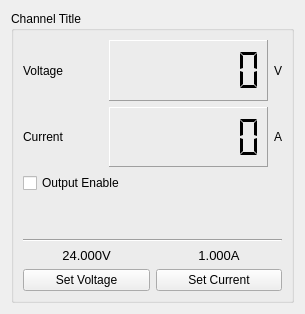
This is hmcchannelwidget.ui in andrzej79/HMC8043App as Qt 5 draws it before an edit. The edited form follows.
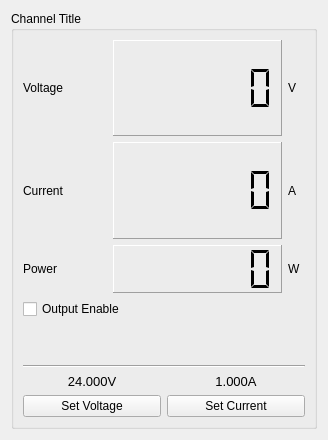
This is the edited form.

Commit message: refactor and apply visual style

```diff
--- a/hmcchannelwidget.ui
+++ b/hmcchannelwidget.ui
@@ -6,8 +6,8 @@
    <rect>
     <x>0</x>
     <y>0</y>
-    <width>305</width>
-    <height>314</height>
+    <width>328</width>
+    <height>440</height>
    </rect>
   </property>
   <property name="windowTitle">
@@ -19,9 +19,9 @@
      <property name="title">
       <string>Channel Title</string>
      </property>
-     <layout class="QVBoxLayout" name="verticalLayout_2" stretch="2,2,0,0,0,0">
+     <layout class="QVBoxLayout" name="verticalLayout_2" stretch="2,2,1,0,0,0,0">
       <item>
-       <layout class="QHBoxLayout" name="horizontalLayout_2" stretch="5,10,0">
+       <layout class="QHBoxLayout" name="horizontalLayout_2" stretch="5,10,1">
         <item>
          <widget class="QLabel" name="lbVoltage">
           <property name="text">
@@ -55,7 +55,7 @@
        </layout>
       </item>
       <item>
-       <layout class="QHBoxLayout" name="horizontalLayout_3" stretch="5,10,0">
+       <layout class="QHBoxLayout" name="horizontalLayout_3" stretch="5,10,1">
         <item>
          <widget class="QLabel" name="lbCurrent">
           <property name="text">
@@ -88,6 +88,40 @@
         </item>
        </layout>
       </item>
+      <item>
+       <layout class="QHBoxLayout" name="horizontalLayout_4" stretch="5,10,1">
+        <item>
+         <widget class="QLabel" name="lbPower">
+          <property name="text">
+           <string>Power</string>
+          </property>
+         </widget>
+        </item>
+        <item>
+         <widget class="QLCDNumber" name="lcdPower">
+          <property name="frameShape">
+           <enum>QFrame::Panel</enum>
+          </property>
+          <property name="smallDecimalPoint">
+           <bool>true</bool>
+          </property>
+          <property name="digitCount">
+           <number>6</number>
+          </property>
+          <property name="segmentStyle">
+           <enum>QLCDNumber::Flat</enum>
+          </property>
+         </widget>
+        </item>
+        <item>
+         <widget class="QLabel" name="label_4">
+          <property name="text">
+           <string>W</string>
+          </property>
+         </widget>
+        </item>
+       </layout>
+      </item>
       <item>
        <widget class="QCheckBox" name="cbOutEnable">
         <property name="text">
```
The commit also changes 7 other files.
